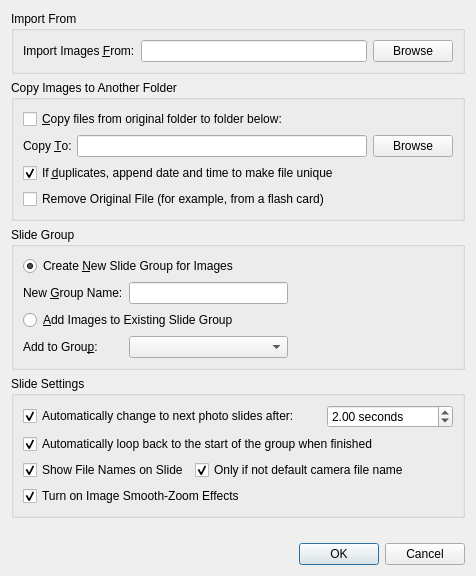
google-code-export/dviz, file src/ImageImportDialog.ui: the form before one commit.
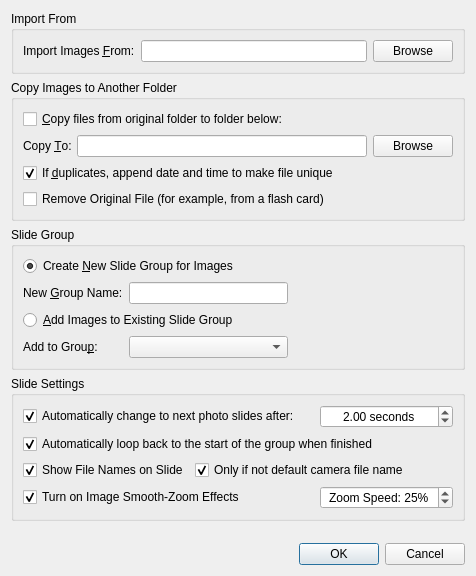
The form after the commit.

Commit message: Added Image Zoom effect to Abstract Visual Item and BackgroundContent. Added translation marks 'tr()' to MainWindow and SlideEditorWindow

```diff
--- a/src/ImageImportDialog.ui
+++ b/src/ImageImportDialog.ui
@@ -209,6 +209,9 @@
       </item>
       <item row="0" column="2">
        <widget class="QDoubleSpinBox" name="changeTime">
+        <property name="alignment">
+         <set>Qt::AlignCenter</set>
+        </property>
         <property name="suffix">
          <string> seconds</string>
         </property>
@@ -217,7 +220,7 @@
         </property>
        </widget>
       </item>
-      <item row="3" column="0" colspan="3">
+      <item row="3" column="0" colspan="2">
        <widget class="QCheckBox" name="zoomImage">
         <property name="text">
          <string>Turn on Image Smooth-Zoom Effects</string>
@@ -227,6 +230,28 @@
         </property>
        </widget>
       </item>
+      <item row="3" column="2">
+       <widget class="QSpinBox" name="zoomSpeed">
+        <property name="alignment">
+         <set>Qt::AlignCenter</set>
+        </property>
+        <property name="suffix">
+         <string>%</string>
+        </property>
+        <property name="prefix">
+         <string>Zoom Speed: </string>
+        </property>
+        <property name="minimum">
+         <number>1</number>
+        </property>
+        <property name="maximum">
+         <number>100</number>
+        </property>
+        <property name="value">
+         <number>25</number>
+        </property>
+       </widget>
+      </item>
      </layout>
     </widget>
    </item>
```
Left out of the diff: 18 changed lines with no effect on the pictures. The commit also changes 17 other files.
